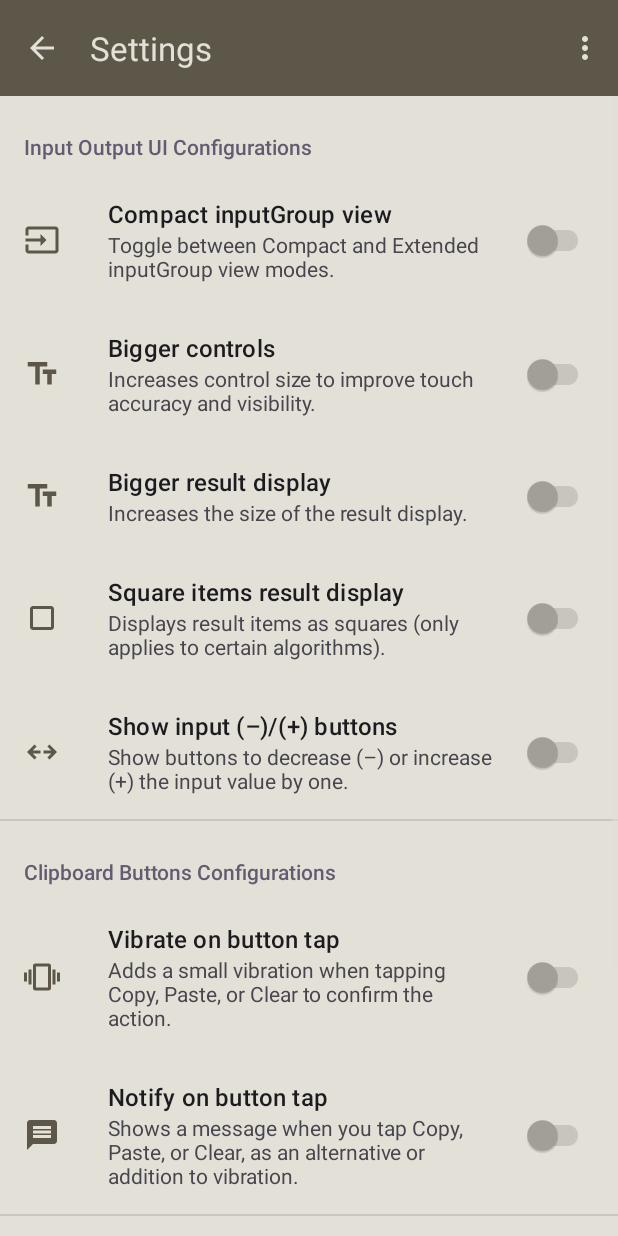
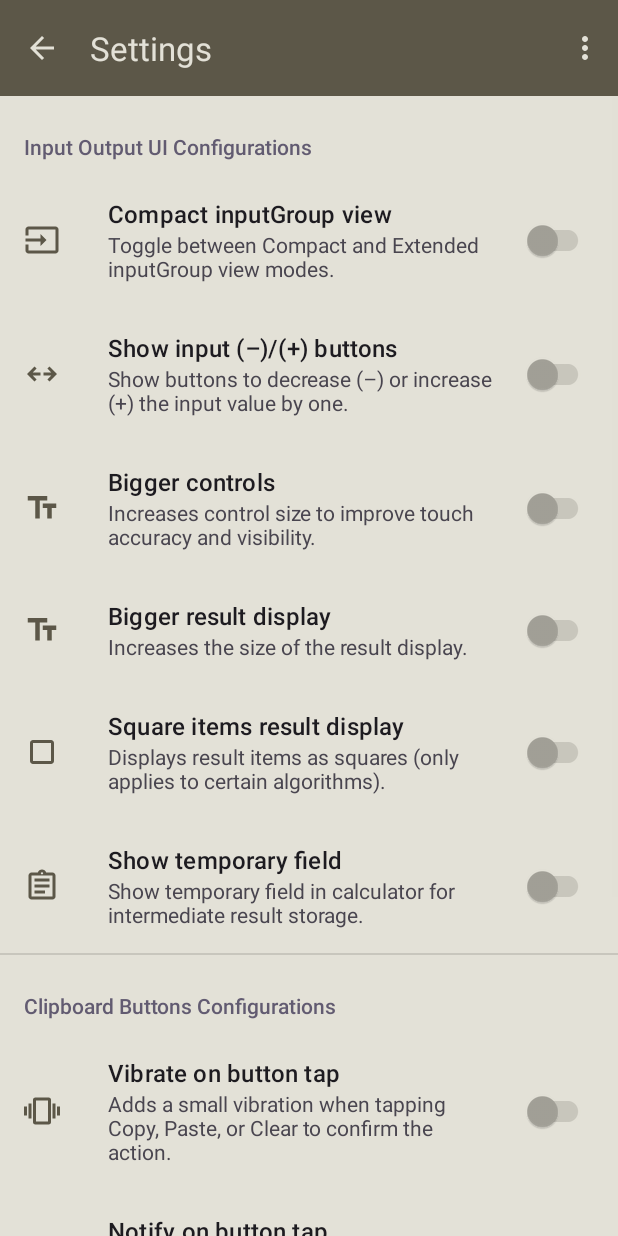
Before and after one commit to ervingegprifti/numbertheoryalgorithms, an Android app: the screen it shows after launch (SettingsActivity), after a tap on "Settings", on a phone screen of 412 x 824 dp. Run offline under Robolectric (Android 15) with nearby library versions, the phone set to English and light mode, and no system bars; our stand-ins replace androidx.preference.

Commit message:
Added a temp field in the calculator tab (#15)
* Implemented show temporary field

* Update README-version-history.md

```diff
--- a/app/src/main/java/com/gegprifti/android/numbertheoryalgorithms/fragments/TabFragmentCalculator.java
+++ b/app/src/main/java/com/gegprifti/android/numbertheoryalgorithms/fragments/TabFragmentCalculator.java
@@ -106,6 +106,14 @@ public class TabFragmentCalculator extends FragmentBase implements Callback {
     TextView textViewCopyResult2;
     TextView textViewClearResult2;
     EditText editTextResult2;
+    // Temp controls
+    LinearLayout linearLayoutTemporaryField;
+    TextView textViewLabelTemp;
+    TextView textViewLabelElasticTemp;
+    TextView textViewCopyTemp;
+    TextView textViewPasteTemp;
+    TextView textViewClearTemp;
+    EditText editTextTemp;
     // Flags to prevent recursive updates
     AtomicBoolean isUpdatingEditTextA = new AtomicBoolean(false);
     AtomicBoolean isUpdatingEditTextCompactA = new AtomicBoolean(false);
@@ -182,7 +190,13 @@ public class TabFragmentCalculator extends FragmentBase implements Callback {
             textViewCopyResult2 = inflater.findViewById(R.id.TextViewCopyResult2);
             textViewClearResult2 = inflater.findViewById(R.id.TextViewClearResult2);
             editTextResult2 = inflater.findViewById(R.id.EditTextResult2);
-
+            linearLayoutTemporaryField = inflater.findViewById(R.id.LinearLayoutTemporaryField);
+            textViewLabelTemp = inflater.findViewById(R.id.TextViewLabelTemp);
+            textViewLabelElasticTemp = inflater.findViewById(R.id.TextViewLabelElasticTemp);
+            textViewCopyTemp = inflater.findViewById(R.id.TextViewCopyTemp);
+            textViewPasteTemp = inflater.findViewById(R.id.TextViewPasteTemp);
+            textViewClearTemp = inflater.findViewById(R.id.TextViewClearTemp);
+            editTextTemp = inflater.findViewById(R.id.EditTextTemp);
             // Constrain extended input
             editTextA.setFilters(new InputFilter[]{UIHelper.inputFilterIntegerOnly});
             editTextB.setFilters(new InputFilter[]{UIHelper.inputFilterIntegerOnly});
@@ -418,6 +432,20 @@ public class TabFragmentCalculator extends FragmentBase implements Callback {
                 resetAllAndSelectTheLastClipboardButtonClicked(textViewClearResult2);
                 resetAllAndSelectTheLastButtonClicked();
             });
+
+            // Temp events
+            textViewCopyTemp.setOnClickListener(v -> {
+                UIHelper.copyEditText(requireContext(), editTextTemp);
+                resetAllAndSelectTheLastClipboardButtonClicked(textViewCopyTemp);
+            });
+            textViewPasteTemp.setOnClickListener(v -> {
+                UIHelper.pasteEditText(requireContext(), editTextTemp);
+                resetAllAndSelectTheLastClipboardButtonClicked(textViewPasteTemp);
+            });
+            textViewClearTemp.setOnClickListener(v -> {
+                UIHelper.clearEditText(requireContext(), editTextTemp);
+                resetAllAndSelectTheLastClipboardButtonClicked(textViewClearTemp);
+            });
         } catch (Exception ex) {
             Log.e(TAG, "" + ex);
         }
@@ -562,6 +590,7 @@ public class TabFragmentCalculator extends FragmentBase implements Callback {
         refreshShowInputDecreaseIncreaseButtons();
         refreshBiggerControls();
         refreshBiggerResultDisplay();
+        refreshShowTemporaryField();
     }
 
 
@@ -613,47 +642,40 @@ public class TabFragmentCalculator extends FragmentBase implements Callback {
     private void refreshBiggerControls() {
         try {
             boolean biggerControls = UserSettings.getBiggerControls(requireContext());
-            // Clipboard input buttons
+            // Extended input a
+            ControlDisplay.setInputLabelFontSize(textViewLabelA, biggerControls);
+            ControlDisplay.setInputLabelFontSize(textViewLabelElasticA, biggerControls);
             ControlDisplay.setClipboardButtonFontSize(textViewMinusA, biggerControls);
             ControlDisplay.setClipboardButtonFontSize(textViewPlusA, biggerControls);
             ControlDisplay.setClipboardButtonFontSize(textViewCopyA, biggerControls);
             ControlDisplay.setClipboardButtonFontSize(textViewPasteA, biggerControls);
             ControlDisplay.setClipboardButtonFontSize(textViewClearA, biggerControls);
+            ControlDisplay.setInputFontSize(editTextA, biggerControls);
+            // Compact input a
+            ControlDisplay.setInputLabelFontSize(textViewLabelCompactA, biggerControls);
+            ControlDisplay.setInputFontSize(editTextCompactA, biggerControls);
+            ControlDisplay.setClipboardButtonFontSize(textViewMinusCompactA, biggerControls);
+            ControlDisplay.setClipboardButtonFontSize(textViewPlusCompactA, biggerControls);
+            ControlDisplay.setClipboardButtonFontSize(textViewCopyCompactA, biggerControls);
+            ControlDisplay.setClipboardButtonFontSize(textViewPasteCompactA, biggerControls);
+            ControlDisplay.setClipboardButtonFontSize(textViewClearCompactA, biggerControls);
+            // Extended input b
+            ControlDisplay.setInputLabelFontSize(textViewLabelB, biggerControls);
+            ControlDisplay.setInputLabelFontSize(textViewLabelElasticB, biggerControls);
             ControlDisplay.setClipboardButtonFontSize(textViewMinusB, biggerControls);
             ControlDisplay.setClipboardButtonFontSize(textViewPlusB, biggerControls);
             ControlDisplay.setClipboardButtonFontSize(textViewCopyB, biggerControls);
             ControlDisplay.setClipboardButtonFontSize(textViewPasteB, biggerControls);
             ControlDisplay.setClipboardButtonFontSize(textViewClearB, biggerControls);
-            //
-            ControlDisplay.setClipboardButtonFontSize(textViewMinusCompactA, biggerControls);
-            ControlDisplay.setClipboardButtonFontSize(textViewPlusCompactA, biggerControls);
-            ControlDisplay.setClipboardButtonFontSize(textViewCopyCompactA, biggerControls);
-            ControlDisplay.setClipboardButtonFontSize(textViewPasteCompactA, biggerControls);
-            ControlDisplay.setClipboardButtonFontSize(textViewClearCompactA, biggerControls);
+            ControlDisplay.setInputFontSize(editTextB, biggerControls);
+            // Compact input b
+            ControlDisplay.setInputLabelFontSize(textViewLabelCompactB, biggerControls);
+            ControlDisplay.setInputFontSize(editTextCompactB, biggerControls);
             ControlDisplay.setClipboardButtonFontSize(textViewMinusCompactB, biggerControls);
             ControlDisplay.setClipboardButtonFontSize(textViewPlusCompactB, biggerControls);
             ControlDisplay.setClipboardButtonFontSize(textViewCopyCompactB, biggerControls);
             ControlDisplay.setClipboardButtonFontSize(textViewPasteCompactB, biggerControls);
             ControlDisplay.setClipboardButtonFontSize(textViewClearCompactB, biggerControls);
-            // Clipboard output buttons
-            ControlDisplay.setClipboardButtonFontSize(textViewCopyResult1, biggerControls);
-            ControlDisplay.setClipboardButtonFontSize(textViewClearResult1, biggerControls);
-            ControlDisplay.setClipboardButtonFontSize(textViewCopyResult2, biggerControls);
-            ControlDisplay.setClipboardButtonFontSize(textViewClearResult2, biggerControls);
-            // Extended input a controls
-            ControlDisplay.setInputLabelFontSize(textViewLabelA, biggerControls);
-            ControlDisplay.setInputLabelFontSize(textViewLabelElasticA, biggerControls);
-            ControlDisplay.setInputFontSize(editTextA, biggerControls);
-            // Extended input b controls
-            ControlDisplay.setInputLabelFontSize(textViewLabelB, biggerControls);
-            ControlDisplay.setInputLabelFontSize(textViewLabelElasticB, biggerControls);
-            ControlDisplay.setInputFontSize(editTextB, biggerControls);
-            // Compact input a controls
-            ControlDisplay.setInputLabelFontSize(textViewLabelCompactA, biggerControls);
-            ControlDisplay.setInputFontSize(editTextCompactA, biggerControls);
-            // Compact input b controls
-            ControlDisplay.setInputLabelFontSize(textViewLabelCompactB, biggerControls);
-            ControlDisplay.setInputFontSize(editTextCompactB, biggerControls);
             // Run buttons
             ControlDisplay.setButtonFontSize(buttonAddition, biggerControls);
             ControlDisplay.setButtonFontSize(buttonSubtraction, biggerControls);
@@ -670,12 +692,22 @@ public class TabFragmentCalculator extends FragmentBase implements Callback {
             ControlDisplay.setButtonFontSize(buttonFactorial, biggerControls);
             ControlDisplay.setButtonFontSize(buttonNextProbablePrime, biggerControls);
             ControlDisplay.setButtonFontSize(buttonNextProbableTwinPrime, biggerControls);
-            // Result1 label
+            // Output result1
             ControlDisplay.setInputLabelFontSize(textViewLabelResult1, biggerControls);
             ControlDisplay.setInputLabelFontSize(textViewLabelElasticResult1, biggerControls);
-            // Result2 label
+            ControlDisplay.setClipboardButtonFontSize(textViewCopyResult1, biggerControls);
+            ControlDisplay.setClipboardButtonFontSize(textViewClearResult1, biggerControls);
+            // Output result2
             ControlDisplay.setInputLabelFontSize(textViewLabelResult2, biggerControls);
             ControlDisplay.setInputLabelFontSize(textViewLabelElasticResult2, biggerControls);
+            ControlDisplay.setClipboardButtonFontSize(textViewCopyResult2, biggerControls);
+            ControlDisplay.setClipboardButtonFontSize(textViewClearResult2, biggerControls);
+            // Temp
+            ControlDisplay.setInputLabelFontSize(textViewLabelTemp, biggerControls);
+            ControlDisplay.setInputLabelFontSize(textViewLabelElasticTemp, biggerControls);
+            ControlDisplay.setClipboardButtonFontSize(textViewCopyTemp, biggerControls);
+            ControlDisplay.setClipboardButtonFontSize(textViewPasteTemp, biggerControls);
+            ControlDisplay.setClipboardButtonFontSize(textViewClearTemp, biggerControls);
         } catch (Exception ex) {
             Log.e(TAG, "" + ex);
         }
@@ -685,10 +717,23 @@ public class TabFragmentCalculator extends FragmentBase implements Callback {
     private void refreshBiggerResultDisplay() {
         try {
             boolean biggerControls = UserSettings.getBiggerResultDisplay(requireContext());
-            // // Output result1
             ControlDisplay.setOutputFontSize(editTextResult1, biggerControls);
-            // // Output result2
             ControlDisplay.setOutputFontSize(editTextResult2, biggerControls);
+            ControlDisplay.setOutputFontSize(editTextTemp, biggerControls);
+        } catch (Exception ex) {
+            Log.e(TAG, "" + ex);
+        }
+    }
+
+
+    private void refreshShowTemporaryField() {
+        try {
+            boolean showTemporaryField = UserSettings.getShowTemporaryFieldInCalculator(requireContext());
+            if (showTemporaryField) {
+                linearLayoutTemporaryField.setVisibility(View.VISIBLE);
+            } else {
+                linearLayoutTemporaryField.setVisibility(View.GONE);
+            }
         } catch (Exception ex) {
             Log.e(TAG, "" + ex);
         }
@@ -1360,7 +1405,7 @@ public class TabFragmentCalculator extends FragmentBase implements Callback {
         resetAllAndSelectTheLastClipboardButtonClicked(null);
     }
     private void resetAllAndSelectTheLastClipboardButtonClicked(TextView textView) {
-        // Reset the last clipboard clicked.
+        //
         textViewMinusA.setSelected(false);
         textViewPlusA.setSelected(false);
         textViewCopyA.setSelected(false);
@@ -1387,6 +1432,10 @@ public class TabFragmentCalculator extends FragmentBase implements Callback {
         textViewClearResult1.setSelected(false);
         textViewCopyResult2.setSelected(false);
         textViewClearResult2.setSelected(false);
+        //
+        textViewCopyTemp.setSelected(false);
+        textViewPasteTemp.setSelected(false);
+        textViewClearTemp.setSelected(false);
         // Select he last clipboard clicked.
         if (textView != null) {
             textView.setSelected(true);
--- a/app/src/main/java/com/gegprifti/android/numbertheoryalgorithms/settings/UserSettings.java
+++ b/app/src/main/java/com/gegprifti/android/numbertheoryalgorithms/settings/UserSettings.java
@@ -19,6 +19,7 @@ public class UserSettings {
     private static final String BIGGER_RESULT_DISPLAY = "BIGGER_RESULT_DISPLAY";
     private static final String SQUARE_RESULT_DISPLAY = "SQUARE_RESULT_DISPLAY";
     private static final String SHOW_INPUT_DECREASE_INCREASE_BUTTONS = "SHOW_INPUT_DECREASE_INCREASE_BUTTONS";
+    private static final String SHOW_TEMPORARY_FIELD_IN_CALCULATOR = "SHOW_TEMPORARY_FIELD_IN_CALCULATOR";
 
     // Clipboard Buttons Configuration.
     private static final String VIBRATE_ON_CLIPBOARD_BUTTON_CLICK = "VIBRATE_ON_CLIPBOARD_BUTTON_CLICK";
@@ -95,6 +96,11 @@ public class UserSettings {
     }
 
 
+    public static boolean getShowTemporaryFieldInCalculator(Context context) {
+        return getBoolean(context, SHOW_TEMPORARY_FIELD_IN_CALCULATOR);
+    }
+
+
     // Misc Configurations.
     public static boolean getTabSwipeGestures(Context context) {
         return getBoolean(context, TAB_SWIPE_GESTURES);
@@ -145,6 +151,7 @@ public class UserSettings {
         setBoolean(context, BIGGER_RESULT_DISPLAY, false);
         setBoolean(context, SQUARE_RESULT_DISPLAY, false);
         setBoolean(context, SHOW_INPUT_DECREASE_INCREASE_BUTTONS, false);
+        setBoolean(context, SHOW_TEMPORARY_FIELD_IN_CALCULATOR, false);
 
         // Clipboard Buttons Configuration.
         setBoolean(context, VIBRATE_ON_CLIPBOARD_BUTTON_CLICK, false);
--- /dev/null
+++ b/app/src/main/res/drawable/ic_baseline_outline_assignment_24.xml
@@ -0,0 +1,5 @@
+<vector xmlns:android="http://schemas.android.com/apk/res/android" android:autoMirrored="true" android:height="24dp" android:tint="#5C5748" android:viewportHeight="960" android:viewportWidth="960" android:width="24dp">
+
+    <path android:fillColor="@android:color/white" android:pathData="M200,840Q167,840 143.5,816.5Q120,793 120,760L120,200Q120,167 143.5,143.5Q167,120 200,120L368,120Q381,84 411.5,62Q442,40 480,40Q518,40 548.5,62Q579,84 592,120L760,120Q793,120 816.5,143.5Q840,167 840,200L840,760Q840,793 816.5,816.5Q793,840 760,840L200,840ZM200,760L760,760Q760,760 760,760Q760,760 760,760L760,200Q760,200 760,200Q760,200 760,200L200,200Q200,200 200,200Q200,200 200,200L200,760Q200,760 200,760Q200,760 200,760ZM280,680L560,680L560,600L280,600L280,680ZM280,520L680,520L680,440L280,440L280,520ZM280,360L680,360L680,280L280,280L280,360ZM480,170Q493,170 501.5,161.5Q510,153 510,140Q510,127 501.5,118.5Q493,110 480,110Q467,110 458.5,118.5Q450,127 450,140Q450,153 458.5,161.5Q467,170 480,170ZM200,760Q200,760 200,760Q200,760 200,760L200,200Q200,200 200,200Q200,200 200,200L200,200Q200,200 200,200Q200,200 200,200L200,760Q200,760 200,760Q200,760 200,760Z"/>
+
+</vector>
--- a/app/src/main/res/values/fragment_settings.xml
+++ b/app/src/main/res/values/fragment_settings.xml
@@ -13,6 +13,8 @@
     <string name="settings_square_items_result_display_description">Displays result items as squares (only applies to certain algorithms).</string>
     <string name="settings_show_input_decrease_increase_buttons">Show input (–)/(+) buttons</string>
     <string name="settings_show_input_decrease_increase_buttons_description">Show buttons to decrease (–) or increase (+) the input value by one.</string>
+    <string name="settings_show_temporary_field_in_calculator">Show temporary field</string>
+    <string name="settings_show_temporary_field_in_calculator_description">Show temporary field in calculator for intermediate result storage.</string>
     <!--Clipboard Buttons Configurations-->
     <string name="settings_preference_category_clipboard">Clipboard Buttons Configurations</string>
     <string name="settings_vibrate_on_clipboard_button_click">Vibrate on button tap</string>
--- a/app/src/main/res/values/strings.xml
+++ b/app/src/main/res/values/strings.xml
@@ -16,6 +16,7 @@
     <string name="no">NO</string>
     <string name="please_wait">Please wait while this might take some time.</string>
     <string name="result">result</string>
+    <string name="temp">temp</string>
     <string name="run_example_1">E₁</string>
     <string name="run_example_2">E₂</string>
     <string name="run_example_3">E₃</string>
--- a/app/src/main/res/xml/preferences.xml
+++ b/app/src/main/res/xml/preferences.xml
@@ -11,6 +11,13 @@
             app:summary="@string/settings_compact_input_view_description"
             app:defaultValue="false"
             app:icon="@drawable/ic_baseline_input_24"
+            app:iconSpaceReserved="true" />
+        <SwitchPreferenceCompat
+            app:key="SHOW_INPUT_DECREASE_INCREASE_BUTTONS"
+            app:title="@string/settings_show_input_decrease_increase_buttons"
+            app:summary="@string/settings_show_input_decrease_increase_buttons_description"
+            app:defaultValue="false"
+            app:icon="@drawable/ic_baseline_outline_arrows_outward_24"
             app:iconSpaceReserved="true" />
         <SwitchPreferenceCompat
             app:key="BIGGER_CONTROLS"
@@ -34,11 +41,11 @@
             app:icon="@drawable/ic_baseline_crop_square_24"
             app:iconSpaceReserved="true" />
         <SwitchPreferenceCompat
-            app:key="SHOW_INPUT_DECREASE_INCREASE_BUTTONS"
-            app:title="@string/settings_show_input_decrease_increase_buttons"
-            app:summary="@string/settings_show_input_decrease_increase_buttons_description"
+            app:key="SHOW_TEMPORARY_FIELD_IN_CALCULATOR"
+            app:title="@string/settings_show_temporary_field_in_calculator"
+            app:summary="@string/settings_show_temporary_field_in_calculator_description"
             app:defaultValue="false"
-            app:icon="@drawable/ic_baseline_outline_arrows_outward_24"
+            app:icon="@drawable/ic_baseline_outline_assignment_24"
             app:iconSpaceReserved="true" />
     </PreferenceCategory>
 
```
Also changed, not shown: app/src/main/res/layout/fragment_tab_calculator.xml (+33 -2 lines), 1 other file.
